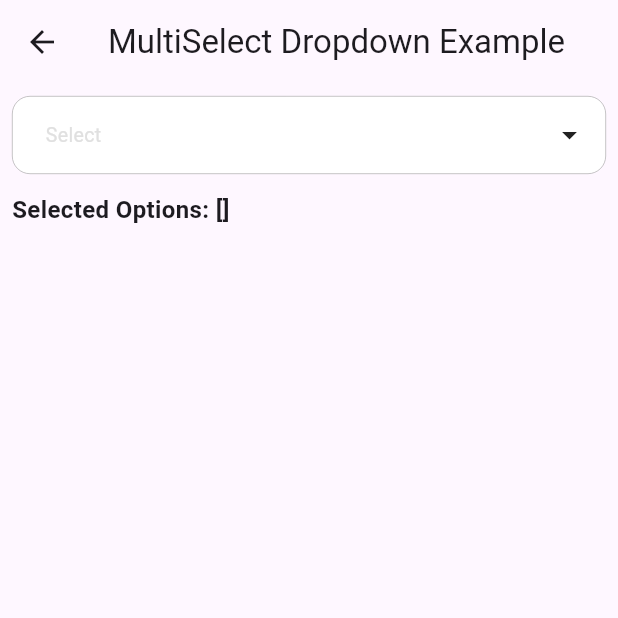
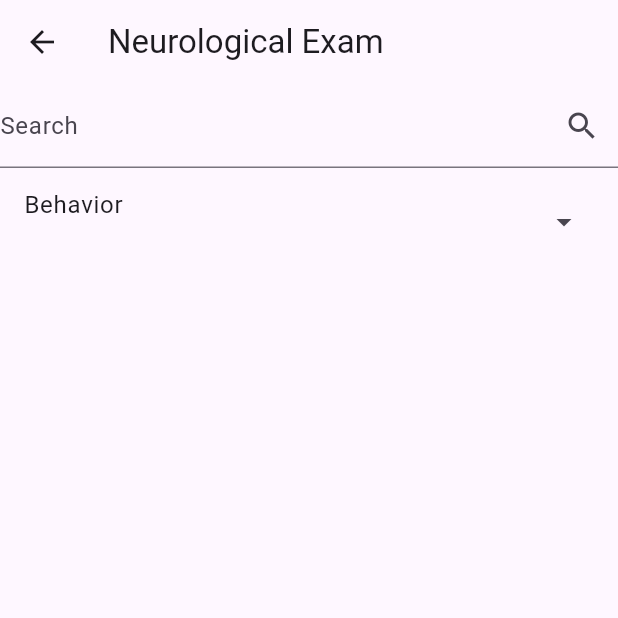
Before and after one commit to MiguelALopez1/NeuroVeTele, a Flutter app: the GeneralPage screen opened directly, on a phone screen of 412 x 824 dp, the top half of it. Run offline on Flutter 3.47's test engine with Material 3 defaults, Android fonts, the phone set to English and light mode, and no system bars; drawn by our look-alikes of multi_dropdown.

Commit message:
make multiselect better

```diff
--- a/pet_neurolocalization/lib/general_page.dart
+++ b/pet_neurolocalization/lib/general_page.dart
@@ -1,5 +1,4 @@
 import 'package:flutter/material.dart';
-import 'package:multi_dropdown/multiselect_dropdown.dart';
 
 class GeneralPage extends StatefulWidget {
   @override
@@ -7,74 +6,93 @@ class GeneralPage extends StatefulWidget {
 }
 
 class _GeneralPageState extends State<GeneralPage> {
-  final MultiSelectController<User> _controller = MultiSelectController();
+  List<String> allBehaviorOptions = [
+    "Normal", "Aggressive", "Circling", "Demented",
+    // ... add all options
+  ];
+  List<String> filteredBehaviorOptions = [];
+  List<String> selectedBehaviorOptions = [];
 
-  final List<ValueItem<User>> _selectedOptions = [];
+  @override
+  void initState() {
+    super.initState();
+    filteredBehaviorOptions = allBehaviorOptions;
+  }
+
+  void filterBehaviorOptions(String enteredKeyword) {
+    List<String> results = [];
+    if (enteredKeyword.isEmpty) {
+      results = allBehaviorOptions;
+    } else {
+      results = allBehaviorOptions
+          .where((item) => item.toLowerCase().contains(enteredKeyword.toLowerCase()))
+          .toList();
+    }
+
+    setState(() {
+      filteredBehaviorOptions = results;
+    });
+  }
 
   @override
   Widget build(BuildContext context) {
     return Scaffold(
       appBar: AppBar(
-        title: Text('MultiSelect Dropdown Example'),
+        title: Text('Neurological Exam'),
       ),
       body: SafeArea(
-        child: Padding(
-          padding: const EdgeInsets.all(8),
         child: SingleChildScrollView(
           child: Column(
-              crossAxisAlignment: CrossAxisAlignment.start,
-              children: [
-                MultiSelectDropDown<User>(
-                  controller: _controller,
-                  onOptionSelected: (options) {
+            children: <Widget>[
+              TextField(
+                onChanged: (value) => filterBehaviorOptions(value),
+                decoration: InputDecoration(
+                  labelText: 'Search',
+                  suffixIcon: Icon(Icons.search),
+                ),
+              ),
+              // PopupMenuButton can be replaced with any widget that shows a list of options
+              PopupMenuButton<String>(
+                onSelected: (String value) {
                   setState(() {
-                      // Do something with the selected options
+                    selectedBehaviorOptions.contains(value)
+                        ? selectedBehaviorOptions.remove(value)
+                        : selectedBehaviorOptions.add(value);
                   });
                 },
-                  options: <ValueItem<User>>[
-                    ValueItem(label: 'Option 1', value: User(name: 'User 1', id: 1)),
-                    ValueItem(label: 'Option 2', value: User(name: 'User 2', id: 2)),
-                    // ... Add more options as needed
-                  ],
-                  maxItems: 4,
-                  chipConfig: const ChipConfig(wrapType: WrapType.wrap),
-                  optionTextStyle: const TextStyle(fontSize: 16),
-                  selectedOptionIcon: const Icon(Icons.check_circle),
-                  onOptionRemoved: (index, option) {},
-                  optionBuilder: (context, valueItem, isSelected) {
-                    return ListTile(
-                      title: Text(valueItem.label),
-                      subtitle: Text(valueItem.value.toString()),
-                      trailing: isSelected
-                          ? const Icon(Icons.check_circle)
-                          : const Icon(Icons.radio_button_unchecked),
-                    );
+                itemBuilder: (BuildContext context) {
+                  return filteredBehaviorOptions.map<PopupMenuItem<String>>((String value) {
+                    return PopupMenuItem(
+                      value: value,
+                      child: CheckboxListTile(
+                        title: Text(value),
+                        value: selectedBehaviorOptions.contains(value),
+                        onChanged: (bool? checked) {
+                          setState(() {
+                            checked!
+                                ? selectedBehaviorOptions.add(value)
+                                : selectedBehaviorOptions.remove(value);
+                            Navigator.of(context).pop(); // close the menu
+                          });
                         },
                       ),
-                const SizedBox(height: 12),
-                Text(
-                  'Selected Options: $_selectedOptions',
-                  style: const TextStyle(
-                    fontSize: 16,
-                    fontWeight: FontWeight.bold,
+                    );
+                  }).toList();
+                },
+                child: ListTile(
+                  title: Text('Behavior'),
+                  subtitle: Text(
+                    selectedBehaviorOptions.join(', '),
+                    overflow: TextOverflow.ellipsis,
+                  ),
+                  trailing: Icon(Icons.arrow_drop_down),
                 ),
               ),
-                // ... Rest of your widgets
+              // Repeat similar setup for Mentation, Posture, Gait
             ],
-            ),
           ),
         ),
       ),
     );
   }
 }
-
-class User {
-  final String name;
-  final int id;
-
-  User({required this.name, required this.id});
-
-  @override
-  String toString() => 'User(name: $name, id: $id)';
-}
```
Lines whose indentation alone changed are shown as unchanged.
